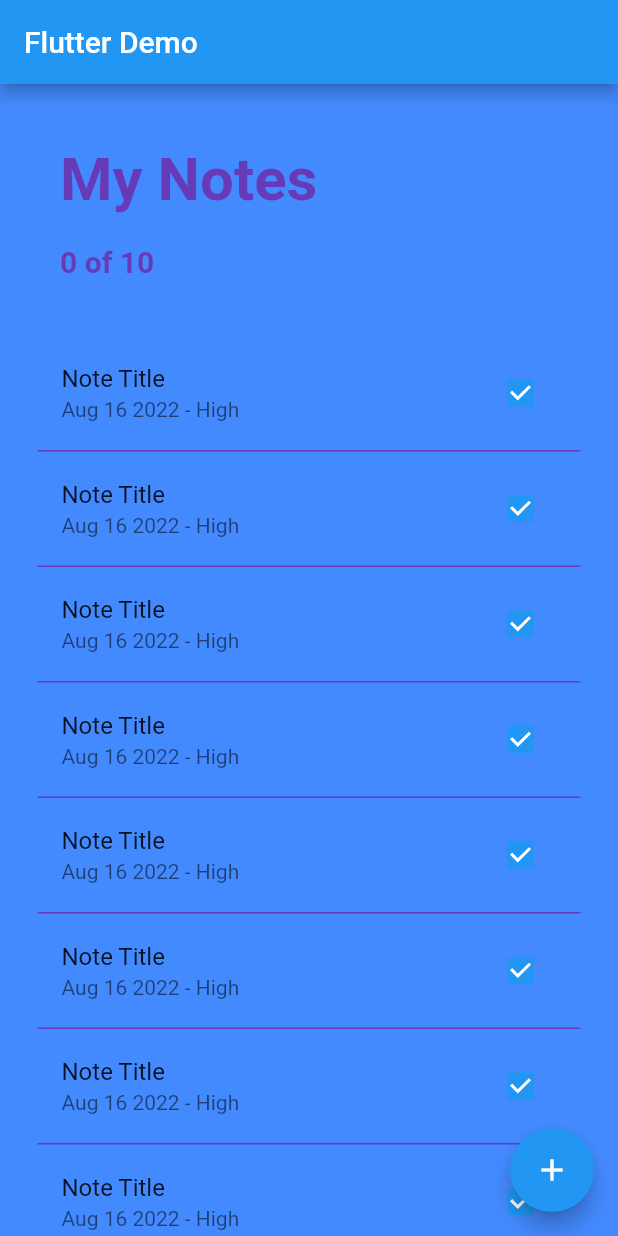
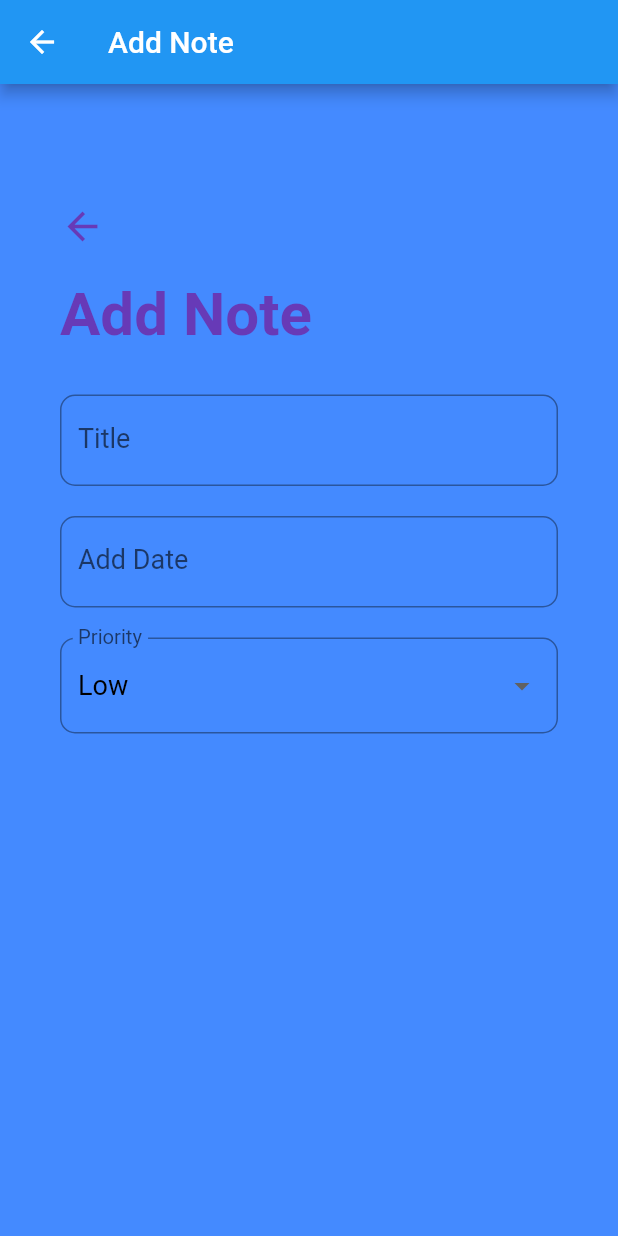
Before and after one commit to AUNG533/SQLite_Note_CheckBox, a Flutter app: the screen it shows after launch, after a tap on the "add" icon, on a phone screen of 412 x 824 dp. Run offline on Flutter 3.47's test engine with Material 2 defaults, Android fonts, the phone set to English and light mode, and no system bars.

Commit message:
Add Note Form

```diff
--- /dev/null
+++ b/lib/screens/add_note_screen.dart
@@ -0,0 +1,149 @@
+import 'package:flutter/material.dart';
+import 'package:intl/intl.dart';
+import 'package:sql_note_check_box/screens/home_screen.dart';
+
+class AddNoteScreen extends StatefulWidget {
+  const AddNoteScreen({Key? key}) : super(key: key);
+
+  @override
+  State<AddNoteScreen> createState() => _AddNoteScreenState();
+}
+
+class _AddNoteScreenState extends State<AddNoteScreen> {
+  final _formKey = GlobalKey<FormState>();
+
+  String _title = '';
+  String _priority = 'Low';
+  DateTime _date = DateTime.now();
+  String btnText = 'Add Note';
+  String titleText = 'Add Note';
+
+  final TextEditingController _dateController = TextEditingController();
+  final DateFormat _dateFormat = DateFormat('MMM dd yyyy');
+  final List<String> _priorities = ['High', 'Medium', 'Low'];
+
+  _handleDatePicker() async {
+    final DateTime? date = await showDatePicker(
+      context: context,
+      initialDate: _date,
+      firstDate: DateTime(1920),
+      lastDate: DateTime(DateTime.now().year + 1),
+    );
+    if (date != null && date != _date) {
+      setState(() {
+        _date = date;
+        _dateController.text = _dateFormat.format(_date);
+      });
+    }
+  }
+
+  @override
+  Widget build(BuildContext context) {
+    return Scaffold(
+      backgroundColor: Colors.blueAccent,
+      appBar: AppBar(
+        title: const Text('Add Note'),
+      ),
+      body: SingleChildScrollView(
+        child: GestureDetector(
+          onTap: () {},
+          child: Container(
+            padding: const EdgeInsets.symmetric(horizontal: 40.0, vertical: 80.0),
+            child: Column(
+              crossAxisAlignment: CrossAxisAlignment.start,
+              children: [
+                GestureDetector(
+                  onTap: () => Navigator.pushReplacement(
+                    context,
+                    MaterialPageRoute(builder: (_) => const HomeScreen()),
+                  ),
+                  child: const Icon(
+                    Icons.arrow_back,
+                    size: 30.0,
+                    color: Colors.deepPurple,
+                  ),
+                ),
+                const SizedBox(height: 20.0),
+                const Text(
+                  'Add Note',
+                  style: TextStyle(
+                      fontSize: 40.0,
+                      fontWeight: FontWeight.bold,
+                      color: Colors.deepPurple),
+                ),
+                const SizedBox(height: 20.0),
+                Form(
+                  key: _formKey,
+                  child: Column(
+                    children: [
+                      Padding(
+                        padding: const EdgeInsets.symmetric(vertical: 10.0),
+                        child: TextFormField(
+                          style: const TextStyle(fontSize: 18.0),
+                          decoration: InputDecoration(
+                            labelText: 'Title',
+                            labelStyle: const TextStyle(fontSize: 18.0),
+                            border: OutlineInputBorder(
+                              borderRadius: BorderRadius.circular(10.0),
+                            ),
+                          ),
+                        ),
+                      ),
+                      Padding(
+                        padding: const EdgeInsets.symmetric(vertical: 10.0),
+                        child: TextFormField(
+                          readOnly: true,
+                          controller: _dateController,
+                          style: const TextStyle(fontSize: 18.0),
+                          onTap: _handleDatePicker,
+                          decoration: InputDecoration(
+                            labelText: 'Add Date',
+                            labelStyle: const TextStyle(fontSize: 18.0),
+                            border: OutlineInputBorder(
+                              borderRadius: BorderRadius.circular(10.0),
+                            ),
+                          ),
+                        ),
+                      ),
+                      Padding(
+                        padding: const EdgeInsets.symmetric(vertical: 10.0),
+                        child: DropdownButtonFormField(
+                          items: _priorities.map((String priority) {
+                            return DropdownMenuItem(
+                              value: priority,
+                              child: Text(
+                                priority,
+                                style: const TextStyle(
+                                  color: Colors.black,
+                                  fontSize: 18.0,
+                                ),
+                              ),
+                            );
+                          }).toList(),
+                          style: const TextStyle(fontSize: 18.0),
+                          decoration: InputDecoration(
+                            labelText: 'Priority',
+                            labelStyle: const TextStyle(fontSize: 18.0),
+                            border: OutlineInputBorder(
+                              borderRadius: BorderRadius.circular(10.0),
+                            ),
+                          ),
+                          onChanged: (value) {
+                            setState(() {
+                              _priority = value.toString();
+                            });
+                          },
+                          value: _priority,
+                        ),
+                      ),
+                    ],
+                  ),
+                ),
+              ],
+            ),
+          ),
+        ),
+      ),
+    );
+  }
+}
--- a/lib/screens/home_screen.dart
+++ b/lib/screens/home_screen.dart
@@ -1,4 +1,6 @@
+import 'package:flutter/cupertino.dart';
 import 'package:flutter/material.dart';
+import 'package:sql_note_check_box/screens/add_note_screen.dart';
 
 class HomeScreen extends StatefulWidget {
   const HomeScreen({Key? key}) : super(key: key);
@@ -70,7 +72,7 @@ class _HomeScreenState extends State<HomeScreen> {
       floatingActionButton: FloatingActionButton(
         backgroundColor: Theme.of(context).primaryColor,
         onPressed: () {
-          Navigator.pushNamed(context, '/add_note');
+          Navigator.push(context, CupertinoPageRoute(builder: (context) => const AddNoteScreen()));
         },
         child: const Icon(Icons.add),
       ),
```
